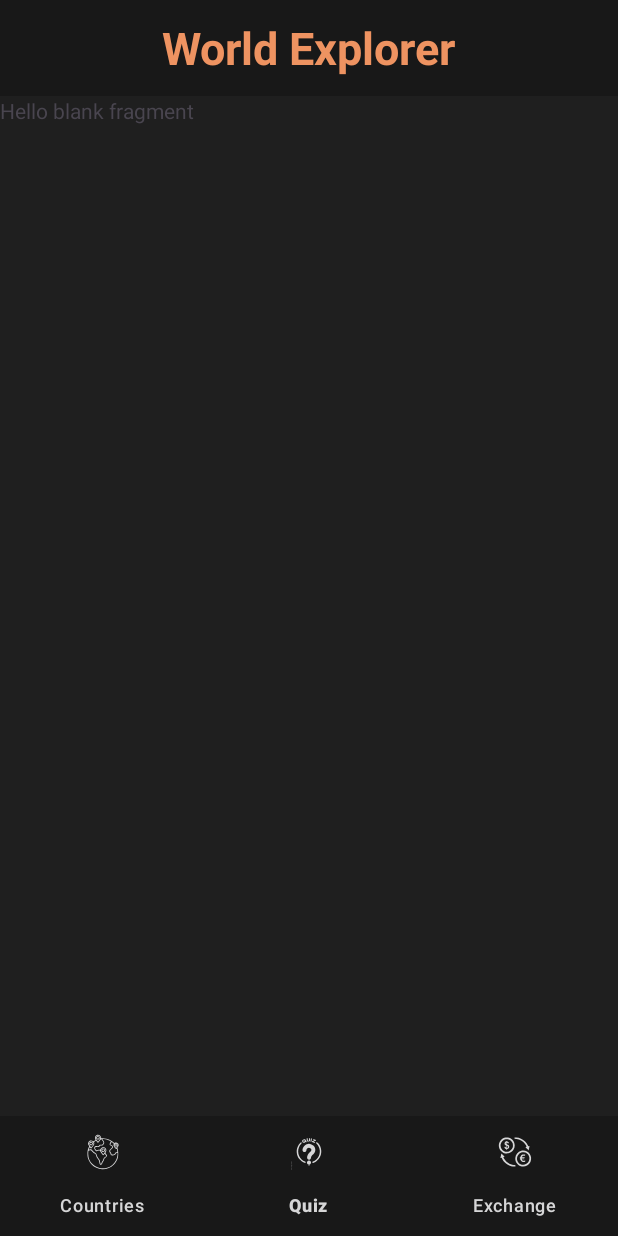
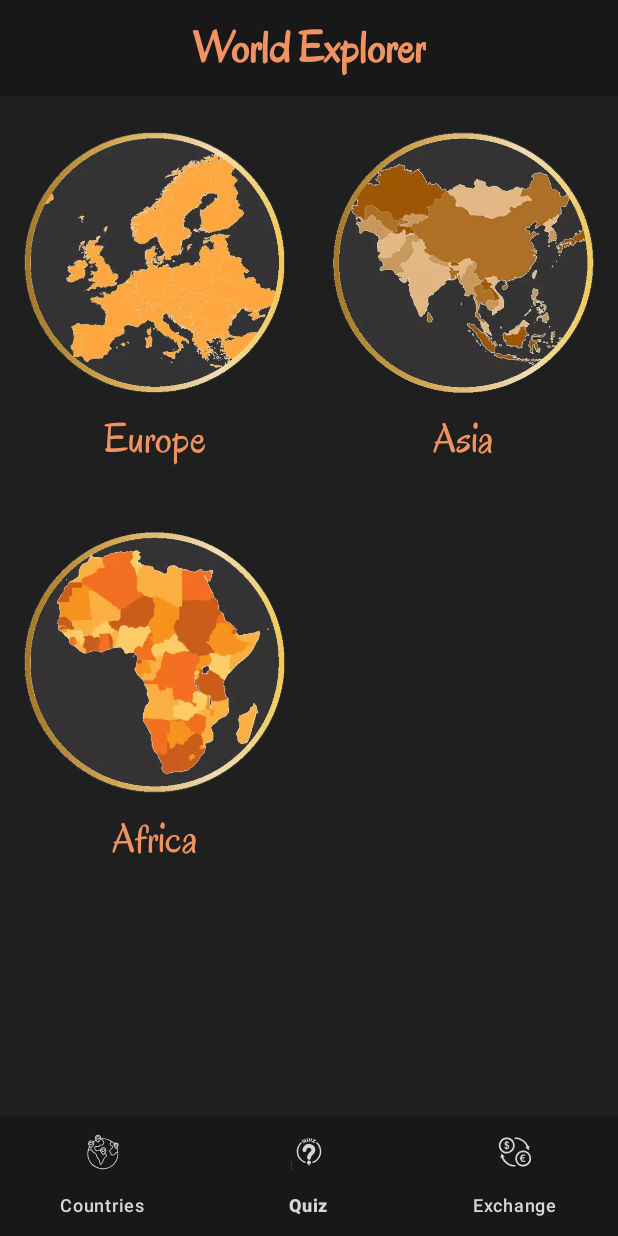
Before and after one commit to OspofeDeveloper/WorldExplorer, an Android app: the QuizFragment screen opened through its navigation route, on a phone screen of 412 x 824 dp. Run offline under Robolectric (Android 15) with nearby library versions, the phone set to English and light mode, and no system bars; our stand-ins replace Dagger/Hilt's generated code, navigation-ui.

Commit message:
quiz recyclerview implemented

```diff
--- a/app/src/main/java/com/example/worldexplorer/ui/quiz/QuizFragment.kt
+++ b/app/src/main/java/com/example/worldexplorer/ui/quiz/QuizFragment.kt
@@ -9,15 +9,18 @@ import androidx.fragment.app.viewModels
 import androidx.lifecycle.Lifecycle
 import androidx.lifecycle.lifecycleScope
 import androidx.lifecycle.repeatOnLifecycle
+import androidx.recyclerview.widget.GridLayoutManager
+import androidx.recyclerview.widget.LinearLayoutManager
 import com.example.worldexplorer.databinding.FragmentQuizBinding
+import com.example.worldexplorer.ui.quiz.adapter.QuizAdapter
 import dagger.hilt.android.AndroidEntryPoint
-import kotlinx.coroutines.flow.collect
 import kotlinx.coroutines.launch
 
 @AndroidEntryPoint
 class QuizFragment : Fragment() {
 
     private val quizViewModel by viewModels<QuizViewModel>()
+    private lateinit var quizAdapter: QuizAdapter
 
     private var _binding: FragmentQuizBinding? = null
     private val binding get() = _binding!!
@@ -29,7 +32,19 @@ class QuizFragment : Fragment() {
     }
 
     private fun initUI() {
+        initRecyclerView()
         initUIState()
+    }
+
+    //En vez de poner dos veces binding.rvQuiz al hacer "binding.rvQuiz.layoutManager = LinearLayoutManager(context)
+    //y binding.rvQuiz.adapter = QuizAdapter()" usamos ".apply"
+    private fun initRecyclerView() {
+        quizAdapter = QuizAdapter()
+
+        binding.rvQuiz.apply {
+            layoutManager = GridLayoutManager(context, 2)
+            adapter = quizAdapter
+        }
     }
 
     //Siempre que lanzamos corrutinas en fragment lo hacemos con lifecycleScope ya que asi la corrutina se adhiere
@@ -38,8 +53,9 @@ class QuizFragment : Fragment() {
     private fun initUIState() {
         lifecycleScope.launch {
             repeatOnLifecycle(Lifecycle.State.STARTED) {
-                quizViewModel.quiz.collect{
-
+                quizViewModel.quizState.collect {
+                    //Cambios en Quiz
+                    quizAdapter.updateList(it)
                 }
             }
         }
--- a/app/src/main/java/com/example/worldexplorer/ui/quiz/QuizViewModel.kt
+++ b/app/src/main/java/com/example/worldexplorer/ui/quiz/QuizViewModel.kt
@@ -11,11 +11,11 @@ import javax.inject.Inject
 @HiltViewModel
 class QuizViewModel @Inject constructor() : ViewModel() {
 
-    private var _quiz = MutableStateFlow<List<QuizInfo>>(emptyList())
-    val quiz: StateFlow<List<QuizInfo>> = _quiz
+    private var _quizState = MutableStateFlow<List<QuizInfo>>(emptyList())
+    val quizState: StateFlow<List<QuizInfo>> = _quizState
 
     init {
-        _quiz.value = listOf(
+        _quizState.value = listOf(
             Europe, Asia, Africa
         )
     }
--- /dev/null
+++ b/app/src/main/java/com/example/worldexplorer/ui/quiz/adapter/QuizAdapter.kt
@@ -0,0 +1,37 @@
+package com.example.worldexplorer.ui.quiz.adapter
+
+import android.view.LayoutInflater
+import android.view.ViewGroup
+import androidx.recyclerview.widget.RecyclerView
+import com.example.worldexplorer.R
+import com.example.worldexplorer.domain.model.QuizInfo
+
+/*
+    Inicializamos el adapter a una emptyList y le pasamos la lista de info en una función. Lo hacemos así y no le pasamos
+    la lista por parámetro para que el recyclerview se cree de primeras pero no se vea obligado a recibir los datos en el
+    momento de crearse, sino que le es indiferente cuando le pasamos los datos
+*/
+class QuizAdapter(private var quizList: List<QuizInfo> = emptyList()) :
+    RecyclerView.Adapter<QuizViewHolder>() {
+
+    /*
+        Esto no es optimo en el caso de que vayamos modificando el recyclerView poco a poco, pero como en nuestro caso
+        solo lo modificamos una vez y le pasamos los datos todos de golpe esta es la mejor forma
+    */
+    fun updateList(list:List<QuizInfo>) {
+        quizList = list
+        notifyDataSetChanged()
+    }
+    override fun onCreateViewHolder(parent: ViewGroup, viewType: Int): QuizViewHolder {
+        return QuizViewHolder(
+            LayoutInflater.from(parent.context).inflate(R.layout.item_quiz, parent, false)
+        )
+    }
+
+    override fun getItemCount(): Int = quizList.size
+
+    override fun onBindViewHolder(holder: QuizViewHolder, position: Int) {
+        holder.render(quizList[position])
+    }
+
+}
--- /dev/null
+++ b/app/src/main/java/com/example/worldexplorer/ui/quiz/adapter/QuizViewHolder.kt
@@ -0,0 +1,19 @@
+package com.example.worldexplorer.ui.quiz.adapter
+
+import android.view.View
+import androidx.recyclerview.widget.RecyclerView
+import com.example.worldexplorer.databinding.ItemQuizBinding
+import com.example.worldexplorer.domain.model.QuizInfo
+
+class QuizViewHolder(view: View):RecyclerView.ViewHolder(view) {
+
+    private val binding = ItemQuizBinding.bind(view)
+
+    fun render(quizInfo: QuizInfo) {
+        //Hay que recordar que los elementos de las vistas tienen contexto
+        val context = binding.tvQuizItem.context
+
+        binding.ivQuizItem.setImageResource(quizInfo.image)
+        binding.tvQuizItem.text = context.getString(quizInfo.name)
+    }
+}
--- a/app/src/main/res/layout/activity_main.xml
+++ b/app/src/main/res/layout/activity_main.xml
@@ -21,6 +21,7 @@
             android:textColor="@color/secondary"
             android:textStyle="bold"
             android:textSize="30sp"
+            android:fontFamily="@font/oregano"
             android:layout_gravity="center"
             android:text="@string/app_name"/>
     </FrameLayout>
--- a/app/src/main/res/layout/fragment_quiz.xml
+++ b/app/src/main/res/layout/fragment_quiz.xml
@@ -1,15 +1,19 @@
 <?xml version="1.0" encoding="utf-8"?>
-<FrameLayout xmlns:android="http://schemas.android.com/apk/res/android"
+<androidx.constraintlayout.widget.ConstraintLayout xmlns:android="http://schemas.android.com/apk/res/android"
+    xmlns:app="http://schemas.android.com/apk/res-auto"
     xmlns:tools="http://schemas.android.com/tools"
+    android:background="@color/primary"
     android:layout_width="match_parent"
-    android:layout_height="match_parent"
-    android:background="@color/primary"
-    tools:context=".ui.quiz.QuizFragment">
+    android:layout_height="match_parent">
 
-    <!-- TODO: Update blank fragment layout -->
-    <TextView
-        android:layout_width="match_parent"
-        android:layout_height="match_parent"
-        android:text="@string/hello_blank_fragment" />
+    <androidx.recyclerview.widget.RecyclerView
+        android:id="@+id/rvQuiz"
+        android:layout_width="0dp"
+        android:layout_height="0dp"
+        app:layout_constraintTop_toTopOf="parent"
+        app:layout_constraintBottom_toBottomOf="parent"
+        app:layout_constraintStart_toStartOf="parent"
+        app:layout_constraintEnd_toEndOf="parent"/>
 
-</FrameLayout>
+
+</androidx.constraintlayout.widget.ConstraintLayout>
--- /dev/null
+++ b/app/src/main/res/layout/item_quiz.xml
@@ -0,0 +1,31 @@
+<?xml version="1.0" encoding="utf-8"?>
+<androidx.constraintlayout.widget.ConstraintLayout xmlns:android="http://schemas.android.com/apk/res/android"
+    android:layout_width="match_parent"
+    android:layout_height="wrap_content"
+    android:padding="8dp"
+    android:layout_margin="8dp"
+    xmlns:app="http://schemas.android.com/apk/res-auto"
+    xmlns:tools="http://schemas.android.com/tools">
+
+    <androidx.appcompat.widget.AppCompatImageView
+        android:id="@+id/ivQuizItem"
+        android:layout_width="match_parent"
+        android:layout_height="190dp"
+        app:layout_constraintTop_toTopOf="parent"
+        app:layout_constraintStart_toStartOf="parent"
+        app:layout_constraintEnd_toEndOf="parent"/>
+
+    <TextView
+        android:id="@+id/tvQuizItem"
+        android:layout_width="wrap_content"
+        android:layout_height="wrap_content"
+        android:fontFamily="@font/oregano"
+        android:textSize="28sp"
+        android:textColor="@color/secondary"
+        android:paddingVertical="4dp"
+        app:layout_constraintStart_toStartOf="parent"
+        app:layout_constraintEnd_toEndOf="parent"
+        app:layout_constraintTop_toBottomOf="@+id/ivQuizItem"
+        tools:text="@string/app_name"/>
+
+</androidx.constraintlayout.widget.ConstraintLayout>
```
Also changed, not shown: app/src/main/res/font/oregano.ttf (added).
